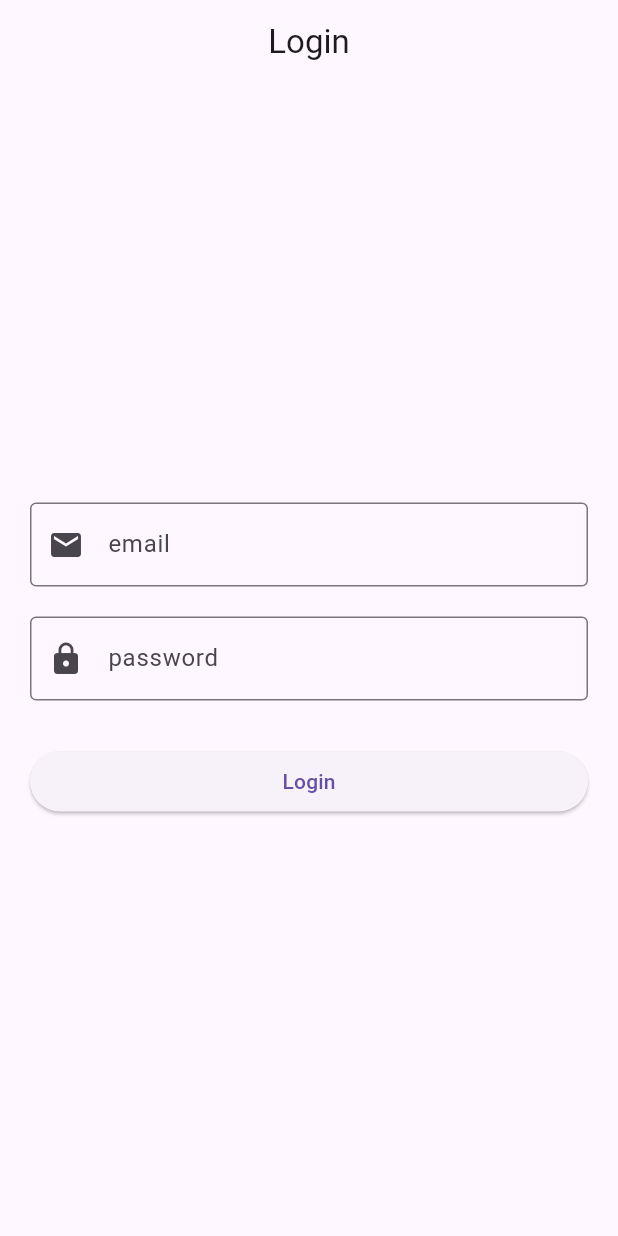
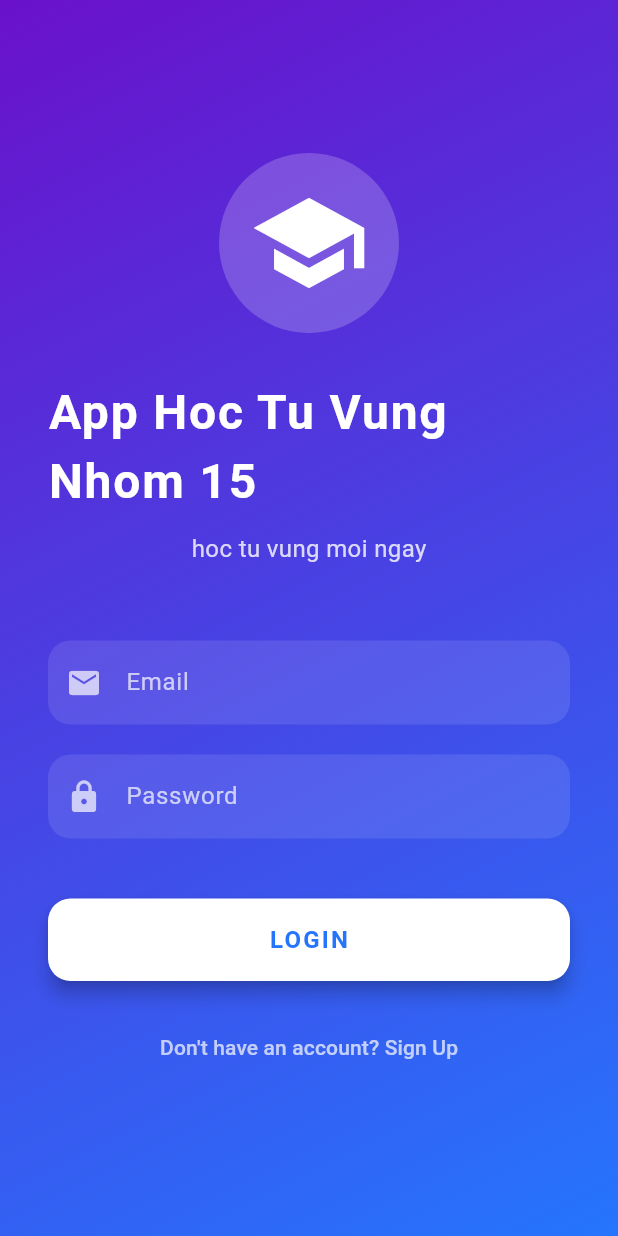
Before and after one commit to khoa20061702/2025_2026_2_3_LTTBDD_N01_Nhom_15, a Flutter app: the screen it shows after launch, on a phone screen of 412 x 824 dp. Run offline on Flutter 3.47's test engine with Material 3 defaults, Android fonts, the phone set to English and light mode, and no system bars.

Commit message:
lam dep lai giao dien login

```diff
--- a/lib/Screens/login_screen.dart
+++ b/lib/Screens/login_screen.dart
@@ -5,57 +5,147 @@
   const LoginScreen({super.key});
 
   @override
-  State<LoginScreen> createState() =>_LoginScreenState();
+  State<LoginScreen> createState() => _LoginScreenState();
 }
 
-class _LoginScreenState extends State<LoginScreen>{
+class _LoginScreenState extends State<LoginScreen> {
   @override
-  Widget build(BuildContext context){
+  Widget build(BuildContext context) {
     return Scaffold(
-      appBar:AppBar(
-        title: const Text('Login'),
-        centerTitle:true,
+      body: Container(
+        decoration: const BoxDecoration(
+          gradient: LinearGradient(
+            begin: Alignment.topLeft,
+            end: Alignment.bottomRight,
+            colors: [Color(0xFF6A11CB), Color(0xFF2575FC)],
           ),
-      body: Padding(
+        ),
+        child: SafeArea(
+          child: Center(
+            child: SingleChildScrollView(
+              padding: const EdgeInsets.symmetric(horizontal: 32, vertical: 20),
+              child: Column(
+                mainAxisAlignment: MainAxisAlignment.center,
+                children: [
+                  // Logo or Icon
+                  Container(
                     padding: const EdgeInsets.all(20),
-        child: Column(
-          mainAxisAlignment:MainAxisAlignment.center,
-          children: [
+                    decoration: BoxDecoration(
+                      color: Colors.white.withOpacity(0.2),
+                      shape: BoxShape.circle,
+                    ),
+                    child: const Icon(
+                      Icons.school,
+                      size: 80,
+                      color: Colors.white,
+                    ),
+                  ),
+                  const SizedBox(height: 30),
+                  const Text(
+                    'App Hoc Tu Vung Nhom 15',
+                    style: TextStyle(
+                      fontSize: 32,
+                      fontWeight: FontWeight.bold,
+                      color: Colors.white,
+                      letterSpacing: 1.2,
+                    ),
+                  ),
+                  const SizedBox(height: 10),
+                  Text(
+                    'hoc tu vung moi ngay',
+                    style: TextStyle(
+                      fontSize: 16,
+                      color: Colors.white.withOpacity(0.8),
+                    ),
+                  ),
+                  const SizedBox(height: 50),
+                  // Email Field
                   TextField(
-              decoration:InputDecoration(
-                labelText:'email',
-                border:OutlineInputBorder(),
-                prefixIcon: Icon(Icons.email),
-              )
+                    style: const TextStyle(color: Colors.white),
+                    decoration: InputDecoration(
+                      filled: true,
+                      fillColor: Colors.white.withOpacity(0.1),
+                      labelText: 'Email',
+                      labelStyle: const TextStyle(color: Colors.white70),
+                      prefixIcon: const Icon(Icons.email, color: Colors.white70),
+                      border: OutlineInputBorder(
+                        borderRadius: BorderRadius.circular(15),
+                        borderSide: BorderSide.none,
                       ),
-            SizedBox(height:20),
+                      focusedBorder: OutlineInputBorder(
+                        borderRadius: BorderRadius.circular(15),
+                        borderSide: const BorderSide(color: Colors.white, width: 1.5),
+                      ),
+                    ),
+                  ),
+                  const SizedBox(height: 20),
+                  // Password Field
                   TextField(
-              obscureText:true,
-              decoration:InputDecoration(
-                labelText:'password',
-                border:OutlineInputBorder(),
-                prefixIcon:Icon(Icons.lock),
-              )
+                    obscureText: true,
+                    style: const TextStyle(color: Colors.white),
+                    decoration: InputDecoration(
+                      filled: true,
+                      fillColor: Colors.white.withOpacity(0.1),
+                      labelText: 'Password',
+                      labelStyle: const TextStyle(color: Colors.white70),
+                      prefixIcon: const Icon(Icons.lock, color: Colors.white70),
+                      border: OutlineInputBorder(
+                        borderRadius: BorderRadius.circular(15),
+                        borderSide: BorderSide.none,
                       ),
-            SizedBox(height: 30),
+                      focusedBorder: OutlineInputBorder(
+                        borderRadius: BorderRadius.circular(15),
+                        borderSide: const BorderSide(color: Colors.white, width: 1.5),
+                      ),
+                    ),
+                  ),
+                  const SizedBox(height: 40),
+                  // Login Button
                   SizedBox(
-              width:double.infinity,
-              child:ElevatedButton(
-                onPressed:(){
+                    width: double.infinity,
+                    height: 55,
+                    child: ElevatedButton(
+                      onPressed: () {
                         Navigator.pushReplacement(
                           context,
                           MaterialPageRoute(
-                      builder:(_) => const MainScreen(),
+                            builder: (_) => const MainScreen(),
                           ),
                         );
                       },
-                child:Text('Login'),
-              )
-            )
-          ]
-        )
-      )
+                      style: ElevatedButton.styleFrom(
+                        backgroundColor: Colors.white,
+                        foregroundColor: const Color(0xFF2575FC),
+                        shape: RoundedRectangleBorder(
+                          borderRadius: BorderRadius.circular(15),
+                        ),
+                        elevation: 5,
+                      ),
+                      child: const Text(
+                        'LOGIN',
+                        style: TextStyle(
+                          fontSize: 16,
+                          fontWeight: FontWeight.bold,
+                          letterSpacing: 1.5,
+                        ),
+                      ),
+                    ),
+                  ),
+                  const SizedBox(height: 20),
+                  // Sign up text
+                  TextButton(
+                    onPressed: () {},
+                    child: const Text(
+                      'Don\'t have an account? Sign Up',
+                      style: TextStyle(color: Colors.white70),
+                    ),
+                  ),
+                ],
+              ),
+            ),
+          ),
+        ),
+      ),
     );
   }
-
 }
```
Lines whose indentation alone changed are shown as unchanged.
